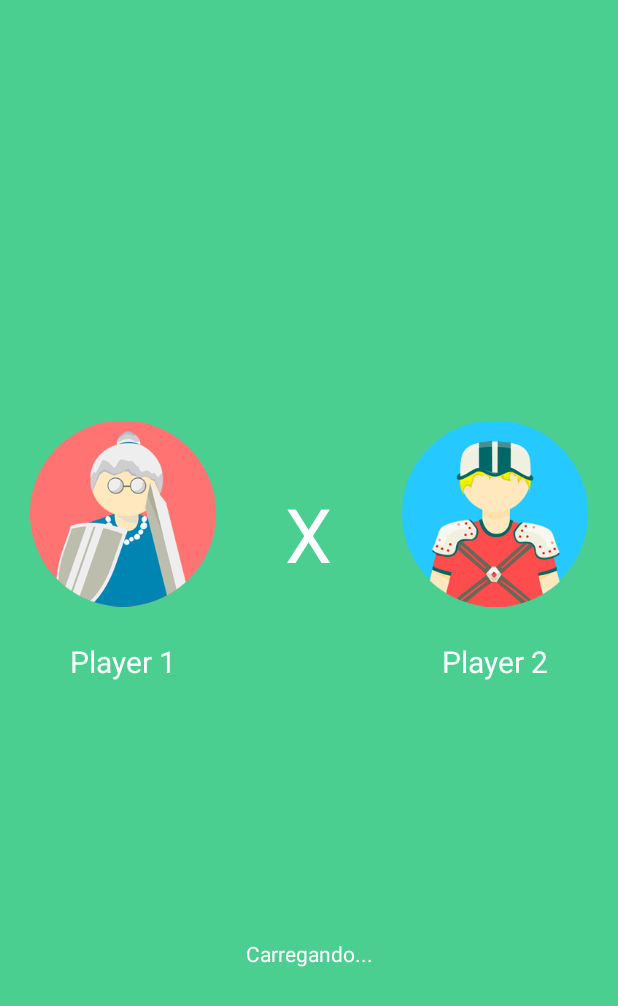
After one commit to OficinaDoCodigo/Game_of_velha, an Android app: the ShowOpponentsActivity screen opened directly, with no data from a screen before it, on a phone screen of 412 x 824 dp. The commit adds this screen. Shown: the top 1006 px of the screen. Run offline under Robolectric (Android 15) with nearby library versions, the phone set to English and light mode, and no system bars.

Commit message:
Criei a tela de mostrar os cara que vao jogar

```diff
--- a/app/src/main/AndroidManifest.xml
+++ b/app/src/main/AndroidManifest.xml
@@ -44,6 +44,10 @@
             android:name=".SetTimeActivity"
             android:label="" >
         </activity>
+        <activity
+            android:name=".ShowOpponentsActivity"
+            android:label="@string/title_activity_show_opponents" >
+        </activity>
     </application>
 
 </manifest>
--- /dev/null
+++ b/app/src/main/java/br/com/oficinadocodigo/ShowOpponentsActivity.java
@@ -0,0 +1,34 @@
+package br.com.oficinadocodigo;
+
+import android.content.Intent;
+import android.os.Handler;
+import android.support.v7.app.ActionBarActivity;
+import android.os.Bundle;
+import android.view.Menu;
+import android.view.MenuItem;
+
+import br.com.oficinadocodigo.R;
+
+public class ShowOpponentsActivity extends ActionBarActivity {
+
+    public static final int SPLASH_DISPLAY_LENGTH = 3000;
+
+    @Override
+    protected void onCreate(Bundle savedInstanceState) {
+        super.onCreate(savedInstanceState);
+        setContentView(R.layout.activity_show_opponents);
+        this.getSupportActionBar().hide();
+
+
+        new Handler().postDelayed(new Runnable() {
+            @Override
+            public void run() {
+                startActivity(new Intent(ShowOpponentsActivity.this, GameActivity.class));
+                ShowOpponentsActivity.this.finish();
+            }
+        }, SPLASH_DISPLAY_LENGTH);
+
+
+    }
+
+}
--- /dev/null
+++ b/app/src/main/res/layout/activity_show_opponents.xml
@@ -0,0 +1,153 @@
+<LinearLayout
+    xmlns:android="http://schemas.android.com/apk/res/android"
+    xmlns:tools="http://schemas.android.com/tools"
+    android:layout_width="fill_parent"
+    android:layout_height="fill_parent"
+    android:padding="20dp"
+    android:orientation="vertical"
+    android:background="@color/green"
+    tools:context="br.com.oficinadocodigo.ShowOpponentsActivity">
+
+
+
+    <!-- LAYOUT TOP -->
+    <LinearLayout
+        android:layout_width="fill_parent"
+        android:layout_height="fill_parent"
+        android:layout_weight="2"
+        >
+
+        </LinearLayout>
+
+
+    <!-- LAYOUT CENTER -->
+
+   <LinearLayout
+       android:layout_width="fill_parent"
+       android:layout_height="fill_parent"
+       android:orientation="vertical"
+       android:layout_weight="1"
+       >
+
+
+    <LinearLayout
+        android:layout_width="fill_parent"
+        android:layout_height="fill_parent"
+        android:orientation="horizontal"
+        >
+
+        <!-- LAYOUTS DAS IMAGENS -->
+
+
+
+            <!-- PLAYER 1 -->
+            <LinearLayout
+                android:layout_width="fill_parent"
+                android:layout_height="fill_parent"
+                android:orientation="vertical"
+                android:layout_weight="1"
+                android:gravity="center"
+
+                >
+
+                <ImageView
+                    android:layout_width="wrap_content"
+                    android:layout_height="wrap_content"
+                    android:src="@drawable/icon"
+                    />
+                <TextView
+                    android:layout_width="wrap_content"
+                    android:layout_height="wrap_content"
+                    android:text="Player 1"
+                    android:textColor="@color/white"
+                    android:textSize="20dp"
+                    />
+
+            </LinearLayout>
+
+             <!-- TEXT VERSUS -->
+
+            <LinearLayout
+                android:layout_width="fill_parent"
+                android:layout_height="fill_parent"
+                android:orientation="vertical"
+                android:layout_weight="1"
+                android:gravity="center"
+
+                >
+
+                <TextView
+                    android:layout_width="wrap_content"
+                    android:layout_height="wrap_content"
+                    android:text="X"
+                    android:textSize="50dp"
+                    android:textColor="@color/white"
+                    />
+
+            </LinearLayout>
+
+            <!-- PLAYER 2 -->
+
+            <LinearLayout
+                android:layout_width="fill_parent"
+                android:layout_height="fill_parent"
+                android:orientation="vertical"
+                android:layout_weight="1"
+                android:gravity="center"
+
+                >
+                <ImageView
+                    android:layout_width="wrap_content"
+                    android:layout_height="wrap_content"
+                    android:src="@drawable/iconeloiro"
+                    />
+
+                <TextView
+                    android:layout_width="wrap_content"
+                    android:layout_height="wrap_content"
+                    android:text="Player 2"
+                    android:textColor="@color/white"
+                    android:textSize="20dp"
+                    />
+            </LinearLayout>
+
+        <!-- LAYOUTS DAS IMAGENS -->
+
+    </LinearLayout>
+
+
+   </LinearLayout>
+
+
+
+
+
+    <!-- LAYOUT BOTTOM -->
+
+    <LinearLayout
+        android:layout_width="fill_parent"
+        android:layout_height="fill_parent"
+        android:layout_weight="2"
+        android:layout_gravity="center"
+        >
+        <TextView
+            android:layout_width="fill_parent"
+            android:layout_height="fill_parent"
+            android:text="Carregando..."
+            android:gravity="center"
+            android:textColor="@color/white"
+            />
+    </LinearLayout>
+
+
+    <LinearLayout
+        android:layout_width="fill_parent"
+        android:layout_height="fill_parent"
+        android:layout_weight="2"
+        android:layout_gravity="center"
+        >
+
+    </LinearLayout>
+
+
+</LinearLayout>
--- a/app/src/main/res/values/strings.xml
+++ b/app/src/main/res/values/strings.xml
@@ -17,5 +17,4 @@
     <string name="title_activity_choose_player_two">ChoosePlayerTwo</string>
     <string name="action_settings">Settings</string>
     <string name="title_activity_set_time">SetTimeActivity</string>
-
 </resources>
```
